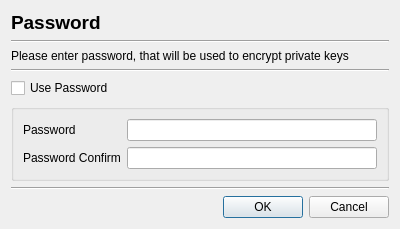
jykim74/CertMan, file CertMan/set_pass_dlg.ui: the form before one commit.
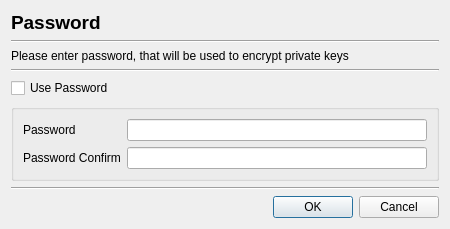
The form after the commit.

The edit to the form file:
```diff
--- a/CertMan/set_pass_dlg.ui
+++ b/CertMan/set_pass_dlg.ui
@@ -6,7 +6,7 @@
    <rect>
     <x>0</x>
     <y>0</y>
-    <width>400</width>
+    <width>444</width>
     <height>227</height>
    </rect>
   </property>
@@ -65,6 +65,12 @@
        <layout class="QGridLayout" name="gridLayout_3">
         <item row="0" column="1">
          <widget class="QLineEdit" name="mPasswdText">
+          <property name="minimumSize">
+           <size>
+            <width>300</width>
+            <height>0</height>
+           </size>
+          </property>
           <property name="echoMode">
            <enum>QLineEdit::Password</enum>
           </property>
```
